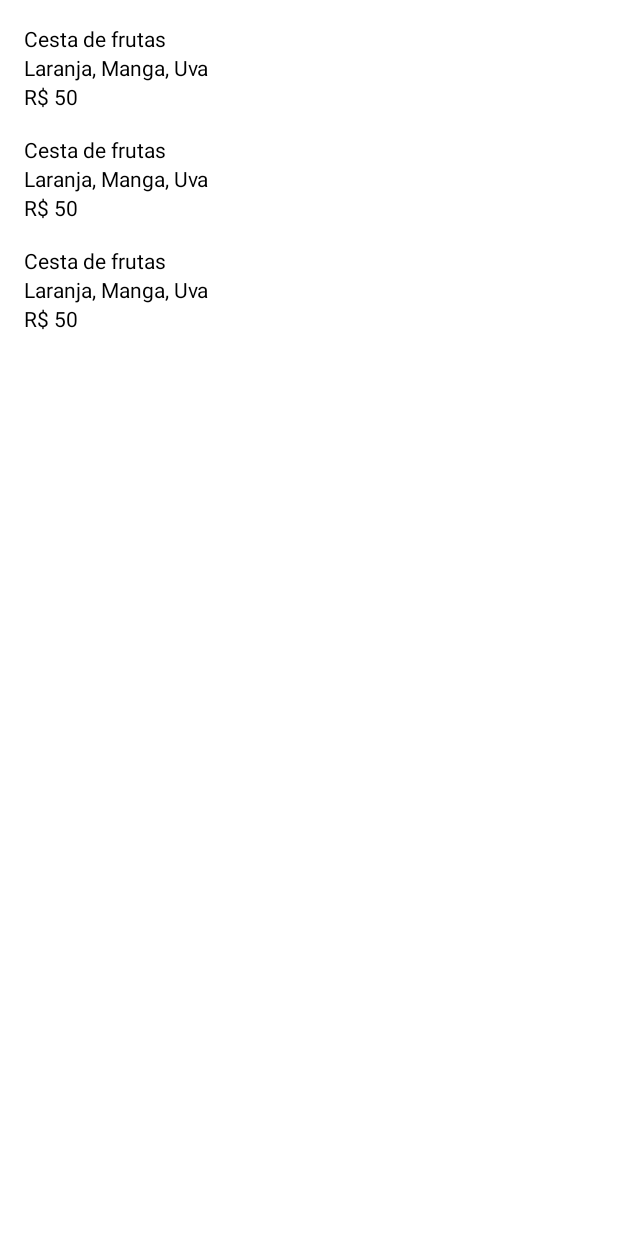
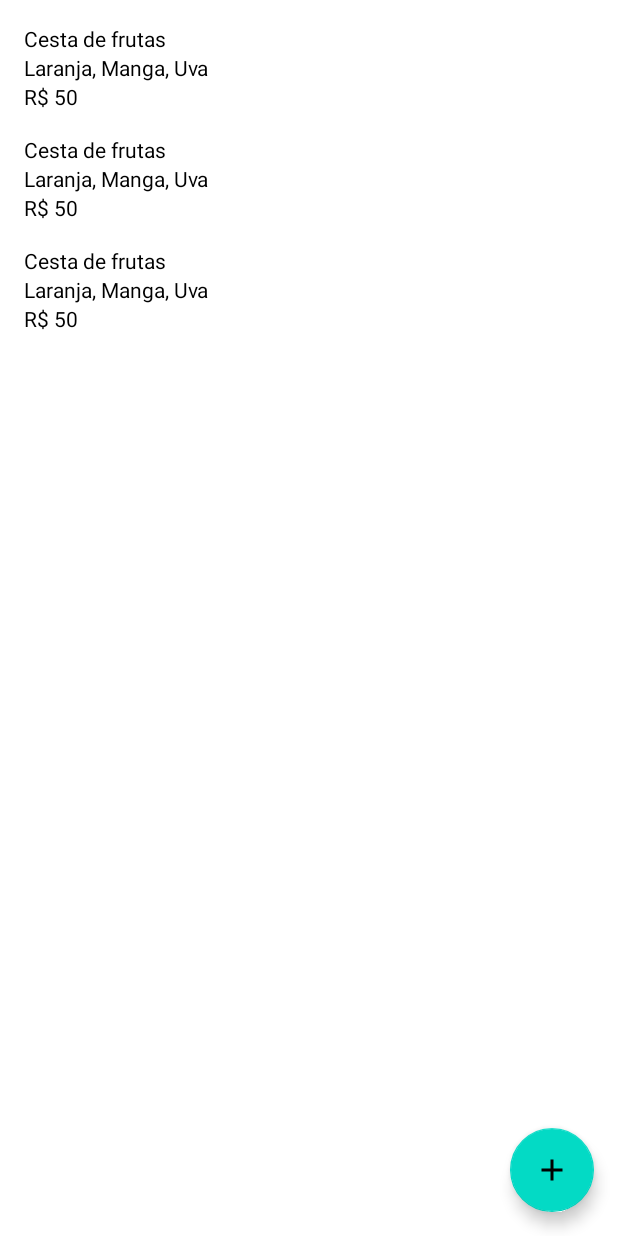
Before and after one commit to eulucasm/kotlin_alura, an Android app: the layout activity_main.xml on its own in the app's theme, with its tools: preview values and no code run, on a phone screen of 412 x 824 dp. Run offline under Robolectric (Android 15) with nearby library versions, the phone set to English and light mode, and no system bars.

Commit message:
Fix bug inflate layout

```diff
--- a/app/src/main/java/com/lucao/orgs/ui/activity/FormularioProdutoActivity.kt
+++ b/app/src/main/java/com/lucao/orgs/ui/activity/FormularioProdutoActivity.kt
@@ -13,6 +13,7 @@ class FormularioProdutoActivity : AppCompatActivity() {
 
    override fun onCreate(savedInstanceState: Bundle?) {
       super.onCreate(savedInstanceState)
+      binding = ActivityFormularioProdutoBinding.inflate(layoutInflater, null, false)
       setContentView(binding.root)
 
       binding.botaoSalvar.setOnClickListener {
--- a/app/src/main/java/com/lucao/orgs/ui/activity/MainActivity.kt
+++ b/app/src/main/java/com/lucao/orgs/ui/activity/MainActivity.kt
@@ -1,5 +1,6 @@
 package com.lucao.orgs.ui.activity
 
+import android.content.Intent
 import android.os.Bundle
 import androidx.appcompat.app.AppCompatActivity
 import androidx.recyclerview.widget.LinearLayoutManager
@@ -14,6 +15,7 @@ class MainActivity : AppCompatActivity() {
 
    override fun onCreate(savedInstanceState: Bundle?) {
       super.onCreate(savedInstanceState)
+
       binding = ActivityMainBinding.inflate(layoutInflater, null, false)
 
       setContentView(binding.root)
@@ -30,7 +32,11 @@ class MainActivity : AppCompatActivity() {
             nome = "teste5", descricao = "teste desc5", valor = BigDecimal("204.99")
          )
       ))
-      binding.recyclerView.layoutManager = LinearLayoutManager(this)
+
+      binding.floatingActionButton.setOnClickListener{
+         val intent = Intent(this, FormularioProdutoActivity::class.java)
+         startActivity(intent)
+      }
    }
 
 
--- /dev/null
+++ b/app/src/main/res/drawable/ic_baseline_add_24.xml
@@ -0,0 +1,10 @@
+<vector xmlns:android="http://schemas.android.com/apk/res/android"
+    android:width="24dp"
+    android:height="24dp"
+    android:viewportWidth="24"
+    android:viewportHeight="24"
+    android:tint="?attr/colorControlNormal">
+  <path
+      android:fillColor="@android:color/white"
+      android:pathData="M19,13h-6v6h-2v-6H5v-2h6V5h2v6h6v2z"/>
+</vector>
--- a/app/src/main/res/layout/activity_main.xml
+++ b/app/src/main/res/layout/activity_main.xml
@@ -19,4 +19,16 @@
 
         />
 
+    <com.google.android.material.floatingactionbutton.FloatingActionButton
+        android:id="@+id/floatingActionButton"
+        android:layout_width="wrap_content"
+        android:layout_height="wrap_content"
+        android:clickable="true"
+        android:focusable="true"
+        android:layout_margin="16dp"
+        app:layout_constraintBottom_toBottomOf="parent"
+        app:layout_constraintEnd_toEndOf="parent"
+        app:srcCompat="@drawable/ic_baseline_add_24"
+        android:contentDescription="@string/add_list" />
+
 </androidx.constraintlayout.widget.ConstraintLayout>
--- a/app/src/main/res/values/strings.xml
+++ b/app/src/main/res/values/strings.xml
@@ -4,4 +4,5 @@
     <string name="valor">Valor</string>
     <string name="nome">Nome</string>
     <string name="salvar">Salvar</string>
+    <string name="add_list">Add list</string>
 </resources>
```
